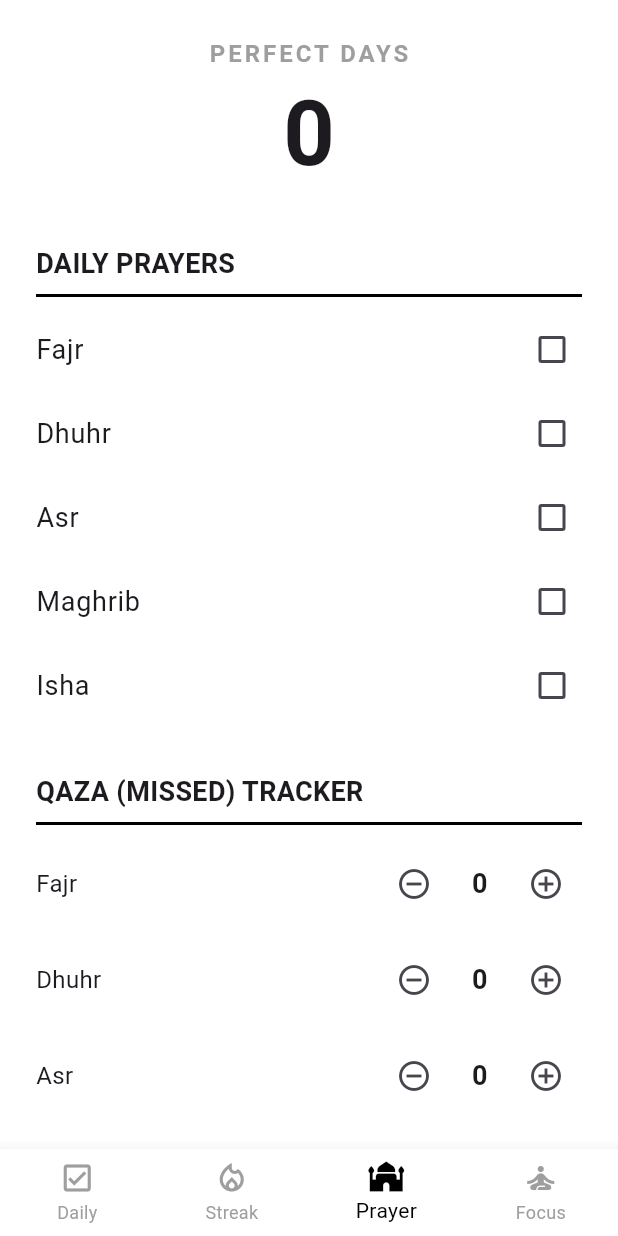
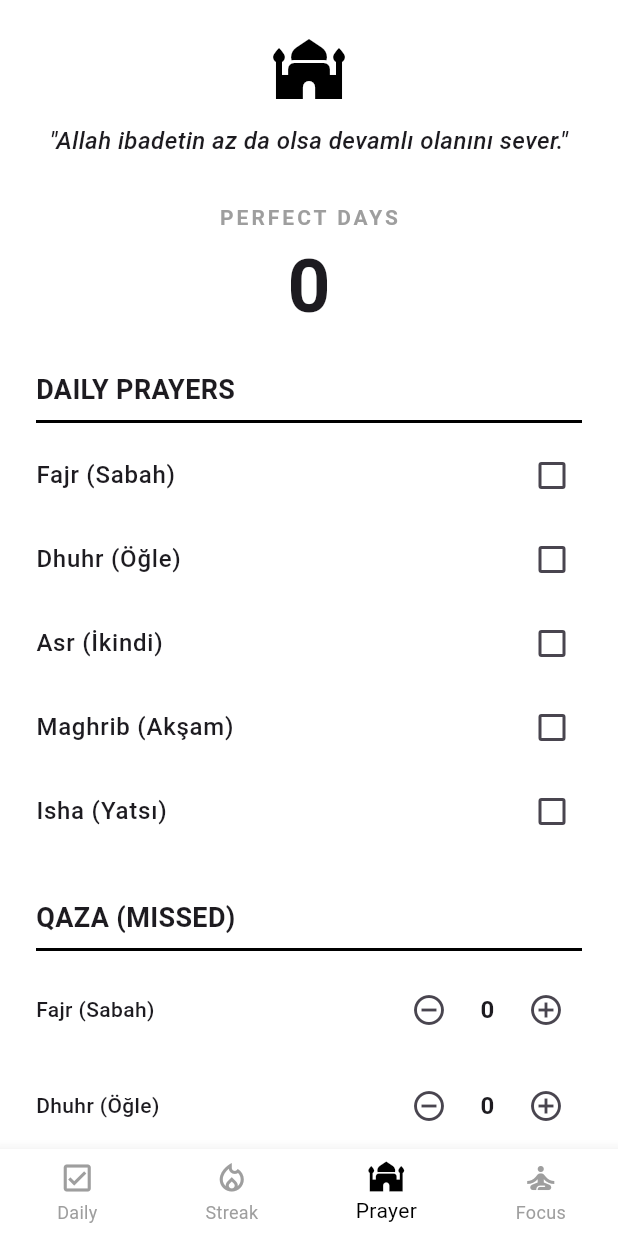
Before and after one commit to mertpalaoglu1/MindKernel-App, a Flutter app: the screen it shows after launch, item 3 of the bottom bar chosen, on a phone screen of 412 x 824 dp. Run offline on Flutter 3.47's test engine with Material 3 defaults, Android fonts, the phone set to English and light mode, and no system bars; our stand-ins replace audioplayers, firebase_core, shared_preferences; accounts and stored records are empty.

Commit message:
Refactor: Prayer page turkish translatiton and auto reset at 4am added, motivational quote added

```diff
--- a/lib/screens/prayer_screen.dart
+++ b/lib/screens/prayer_screen.dart
@@ -9,22 +9,21 @@ class PrayerScreen extends StatefulWidget {
 }
 
 class _PrayerScreenState extends State<PrayerScreen> {
-  // Günlük namazlar (İngilizce terimler, minimalist dilde evrensel tutmak için)
+  // Türkçeleri eklendi
   final Map<String, bool> _dailyPrayers = {
-    'Fajr': false,
-    'Dhuhr': false,
-    'Asr': false,
-    'Maghrib': false,
-    'Isha': false,
+    'Fajr (Sabah)': false,
+    'Dhuhr (Öğle)': false,
+    'Asr (İkindi)': false,
+    'Maghrib (Akşam)': false,
+    'Isha (Yatsı)': false,
   };
 
-  // Kaza namazları sayaçları
   final Map<String, int> _qazaPrayers = {
-    'Fajr': 0,
-    'Dhuhr': 0,
-    'Asr': 0,
-    'Maghrib': 0,
-    'Isha': 0,
+    'Fajr (Sabah)': 0,
+    'Dhuhr (Öğle)': 0,
+    'Asr (İkindi)': 0,
+    'Maghrib (Akşam)': 0,
+    'Isha (Yatsı)': 0,
   };
 
   int _totalPerfectDays = 0;
@@ -38,13 +37,15 @@ class _PrayerScreenState extends State<PrayerScreen> {
 
   Future<void> _loadPrayerData() async {
     final prefs = await SharedPreferences.getInstance();
-    final String today = DateTime.now().toIso8601String().substring(0, 10); // Sadece YYYY-MM-DD
+
+    // TRICK: Günü sabah 4'te bitirir. Gece 2'de yatsı kılarsan dünün yatsısı sayılır.
+    DateTime logicalNow = DateTime.now().subtract(const Duration(hours: 4));
+    final String today = logicalNow.toIso8601String().substring(0, 10);
 
     setState(() {
       _lastSavedDate = prefs.getString('lastPrayerDate') ?? today;
       _totalPerfectDays = prefs.getInt('perfectPrayerDays') ?? 0;
 
-      // Eğer gün değiştiyse günlük kutuları sıfırla, değişmediyse eski veriyi çek
       bool isNewDay = _lastSavedDate != today;
 
       for (var key in _dailyPrayers.keys) {
@@ -53,51 +54,41 @@ class _PrayerScreenState extends State<PrayerScreen> {
         } else {
           _dailyPrayers[key] = prefs.getBool('prayer_$key') ?? false;
         }
-        // Kaza verilerini çek (gün değişiminden etkilenmez)
         _qazaPrayers[key] = prefs.getInt('qaza_$key') ?? 0;
       }
 
       if (isNewDay) {
         prefs.setString('lastPrayerDate', today);
+        prefs.setBool('wasPerfectToday', false);
       }
     });
   }
 
-  // Günlük namaz kaydetme ve "Kusursuz Gün" hesabı
   Future<void> _toggleDailyPrayer(String key, bool value) async {
     final prefs = await SharedPreferences.getInstance();
-
     setState(() {
       _dailyPrayers[key] = value;
     });
     await prefs.setBool('prayer_$key', value);
 
-    // Eğer 5 vakit de kılındıysa total günü artır (Sadece hepsi true olduğunda 1 kez tetiklenir)
     bool allCompleted = _dailyPrayers.values.every((v) => v == true);
     bool wasCompleted = prefs.getBool('wasPerfectToday') ?? false;
 
     if (allCompleted && !wasCompleted) {
-      setState(() {
-        _totalPerfectDays++;
-      });
+      setState(() => _totalPerfectDays++);
       await prefs.setInt('perfectPrayerDays', _totalPerfectDays);
       await prefs.setBool('wasPerfectToday', true);
     } else if (!allCompleted && wasCompleted) {
-      // Çentiği geri alırsa mükemmel günü düşür
-      setState(() {
-        _totalPerfectDays--;
-      });
+      setState(() => _totalPerfectDays--);
       await prefs.setInt('perfectPrayerDays', _totalPerfectDays);
       await prefs.setBool('wasPerfectToday', false);
     }
   }
 
-  // Kaza artırma/azaltma
   Future<void> _updateQaza(String key, int change) async {
     final prefs = await SharedPreferences.getInstance();
     int newValue = (_qazaPrayers[key] ?? 0) + change;
-
-    if (newValue < 0) return; // Kaza eksiye düşemez
+    if (newValue < 0) return;
 
     setState(() {
       _qazaPrayers[key] = newValue;
@@ -111,50 +102,33 @@ class _PrayerScreenState extends State<PrayerScreen> {
       child: SingleChildScrollView(
         padding: const EdgeInsets.all(24.0),
         child: Column(
-          crossAxisAlignment: CrossAxisAlignment.start,
+          crossAxisAlignment: CrossAxisAlignment.center,
           children: [
-            // Üst Bilgi: Toplam Kusursuz Gün
-            Center(
-              child: Column(
-                children: [
-                  const Text(
-                    'PERFECT DAYS',
-                    style: TextStyle(
-                      fontSize: 16,
-                      fontWeight: FontWeight.w600,
-                      letterSpacing: 2.0,
-                      color: Colors.grey,
-                    ),
-                  ),
-                  Text(
-                    '$_totalPerfectDays',
-                    style: const TextStyle(
-                      fontSize: 60,
-                      fontWeight: FontWeight.bold,
-                    ),
-                  ),
-                ],
-              ),
+            // Camii Logosu ve Hadis
+            const Icon(Icons.mosque, size: 48, color: Colors.black),
+            const SizedBox(height: 10),
+            const Text(
+              '"Allah ibadetin az da olsa devamlı olanını sever."',
+              textAlign: TextAlign.center,
+              style: TextStyle(fontSize: 16, fontStyle: FontStyle.italic, fontWeight: FontWeight.w500),
             ),
             const SizedBox(height: 30),
 
-            // Günlük Namazlar
-            const Text(
-              'DAILY PRAYERS',
-              style: TextStyle(fontSize: 18, fontWeight: FontWeight.bold),
+            Column(
+              children: [
+                const Text('PERFECT DAYS', style: TextStyle(fontSize: 14, fontWeight: FontWeight.w600, letterSpacing: 2.0, color: Colors.grey)),
+                Text('$_totalPerfectDays', style: const TextStyle(fontSize: 50, fontWeight: FontWeight.bold)),
+              ],
             ),
+            const SizedBox(height: 20),
+
+            const Align(alignment: Alignment.centerLeft, child: Text('DAILY PRAYERS', style: TextStyle(fontSize: 18, fontWeight: FontWeight.bold))),
             const Divider(thickness: 2, color: Colors.black),
             ..._dailyPrayers.keys.map((String key) {
               return CheckboxListTile(
                 contentPadding: EdgeInsets.zero,
                 activeColor: Colors.black,
-                title: Text(
-                  key,
-                  style: TextStyle(
-                    fontSize: 18,
-                    decoration: _dailyPrayers[key]! ? TextDecoration.lineThrough : null,
-                  ),
-                ),
+                title: Text(key, style: TextStyle(fontSize: 16, fontWeight: FontWeight.w500, decoration: _dailyPrayers[key]! ? TextDecoration.lineThrough : null)),
                 value: _dailyPrayers[key],
                 onChanged: (bool? value) {
                   if (value != null) _toggleDailyPrayer(key, value);
@@ -163,12 +137,7 @@ class _PrayerScreenState extends State<PrayerScreen> {
             }),
 
             const SizedBox(height: 30),
-
-            // Kaza Takibi
-            const Text(
-              'QAZA (MISSED) TRACKER',
-              style: TextStyle(fontSize: 18, fontWeight: FontWeight.bold),
-            ),
+            const Align(alignment: Alignment.centerLeft, child: Text('QAZA (MISSED)', style: TextStyle(fontSize: 18, fontWeight: FontWeight.bold))),
             const Divider(thickness: 2, color: Colors.black),
             ..._qazaPrayers.keys.map((String key) {
               return Padding(
@@ -176,28 +145,12 @@ class _PrayerScreenState extends State<PrayerScreen> {
                 child: Row(
                   mainAxisAlignment: MainAxisAlignment.spaceBetween,
                   children: [
-                    Text(key, style: const TextStyle(fontSize: 16)),
+                    Text(key, style: const TextStyle(fontSize: 14, fontWeight: FontWeight.w500)),
                     Row(
                       children: [
-                        IconButton(
-                          icon: const Icon(Icons.remove_circle_outline),
-                          onPressed: () => _updateQaza(key, -1),
-                        ),
-                        SizedBox(
-                          width: 40,
-                          child: Text(
-                            '${_qazaPrayers[key]}',
-                            textAlign: TextAlign.center,
-                            style: const TextStyle(
-                              fontSize: 18,
-                              fontWeight: FontWeight.bold,
-                            ),
-                          ),
-                        ),
-                        IconButton(
-                          icon: const Icon(Icons.add_circle_outline),
-                          onPressed: () => _updateQaza(key, 1),
-                        ),
+                        IconButton(icon: const Icon(Icons.remove_circle_outline), onPressed: () => _updateQaza(key, -1)),
+                        SizedBox(width: 30, child: Text('${_qazaPrayers[key]}', textAlign: TextAlign.center, style: const TextStyle(fontSize: 16, fontWeight: FontWeight.bold))),
+                        IconButton(icon: const Icon(Icons.add_circle_outline), onPressed: () => _updateQaza(key, 1)),
                       ],
                     ),
                   ],
```
